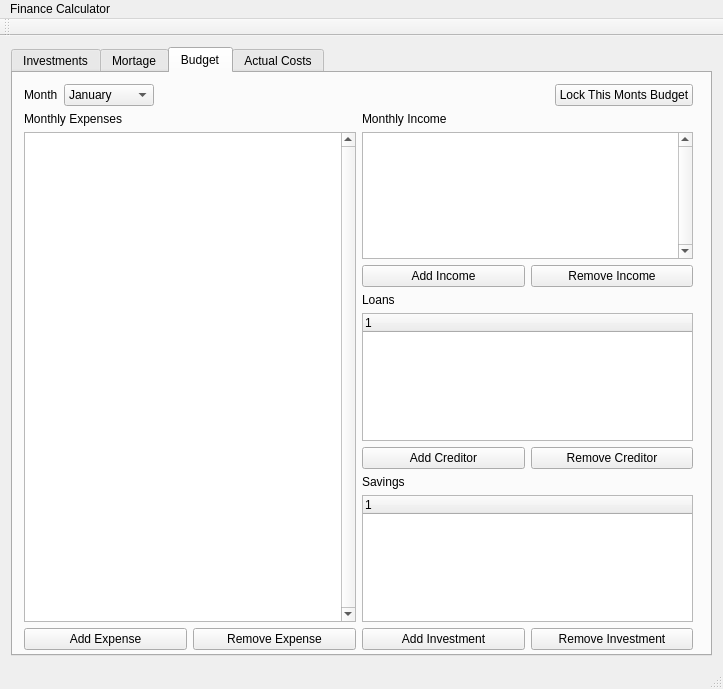
Before: the Qt Designer form mainwindow.ui in jrutanen/FinanceCalculator, drawn with Qt 5.
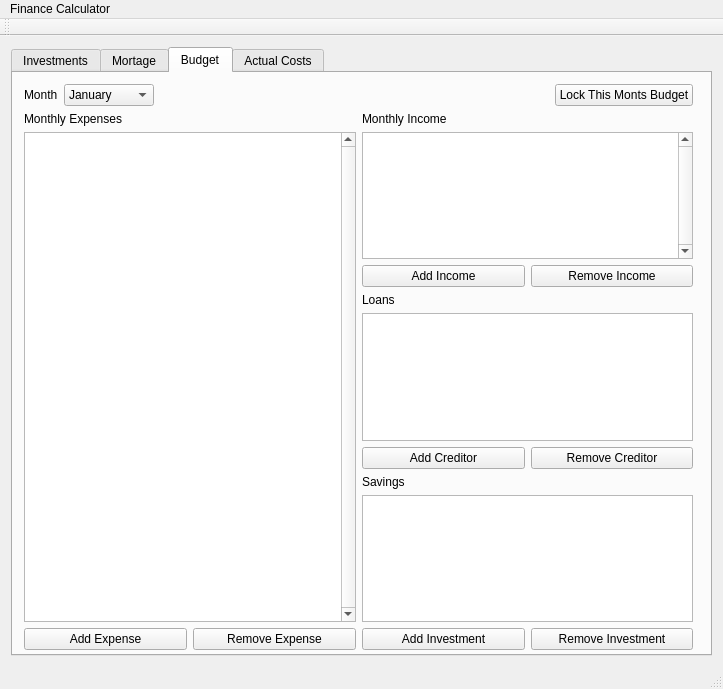
After: the same form once the commit is applied. The open tabs and pages were chosen to show the change. Custom widgets are drawn as their Qt base class.

Commit message:
Added model/view to loan and savings.
Fixed
Selection mode for the model is not set correctly at the start-up #21

What changed in the file:
```diff
--- a/mainwindow.ui
+++ b/mainwindow.ui
@@ -592,13 +592,7 @@
               </widget>
              </item>
              <item>
-              <widget class="QTreeWidget" name="twLoan">
-               <column>
-                <property name="text">
-                 <string notr="true">1</string>
-                </property>
-               </column>
-              </widget>
+              <widget class="QTableView" name="tableViewLoan"/>
              </item>
              <item>
               <layout class="QHBoxLayout" name="horizontalLayout_6">
@@ -626,13 +620,7 @@
               </widget>
              </item>
              <item>
-              <widget class="QTreeWidget" name="twSavings">
-               <column>
-                <property name="text">
-                 <string notr="true">1</string>
-                </property>
-               </column>
-              </widget>
+              <widget class="QTableView" name="tableViewSavings"/>
              </item>
              <item>
               <layout class="QHBoxLayout" name="horizontalLayout_7">
```
Left out of the diff: 2 changed lines with no effect on the pictures. The commit also changes 6 other files.
